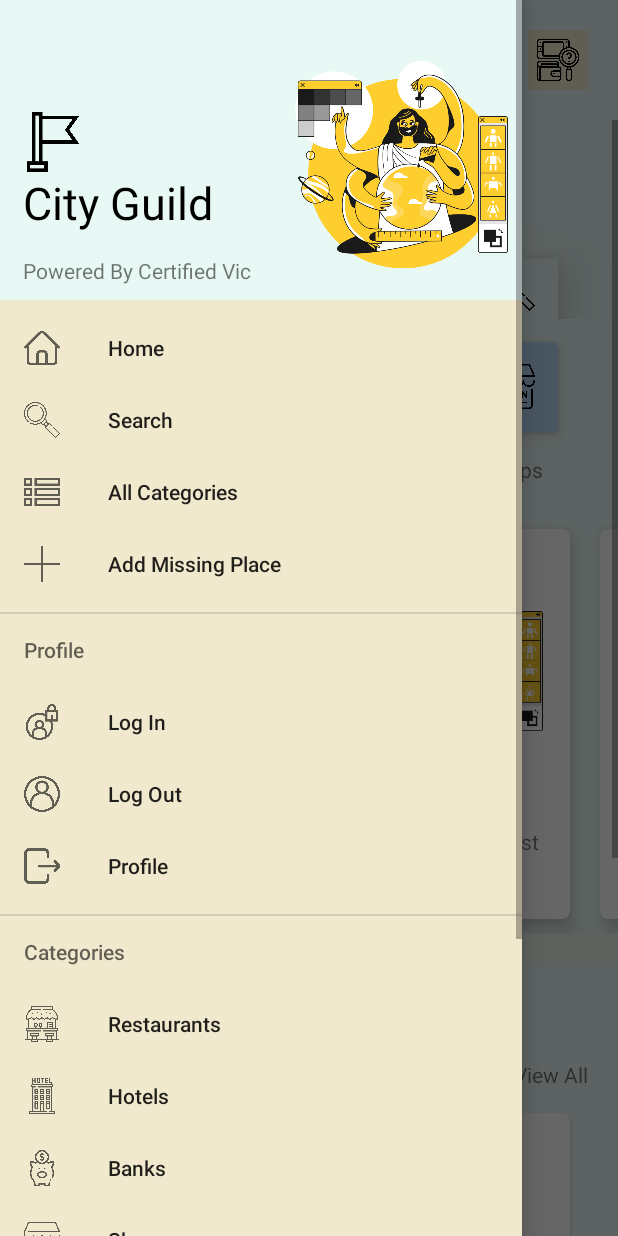
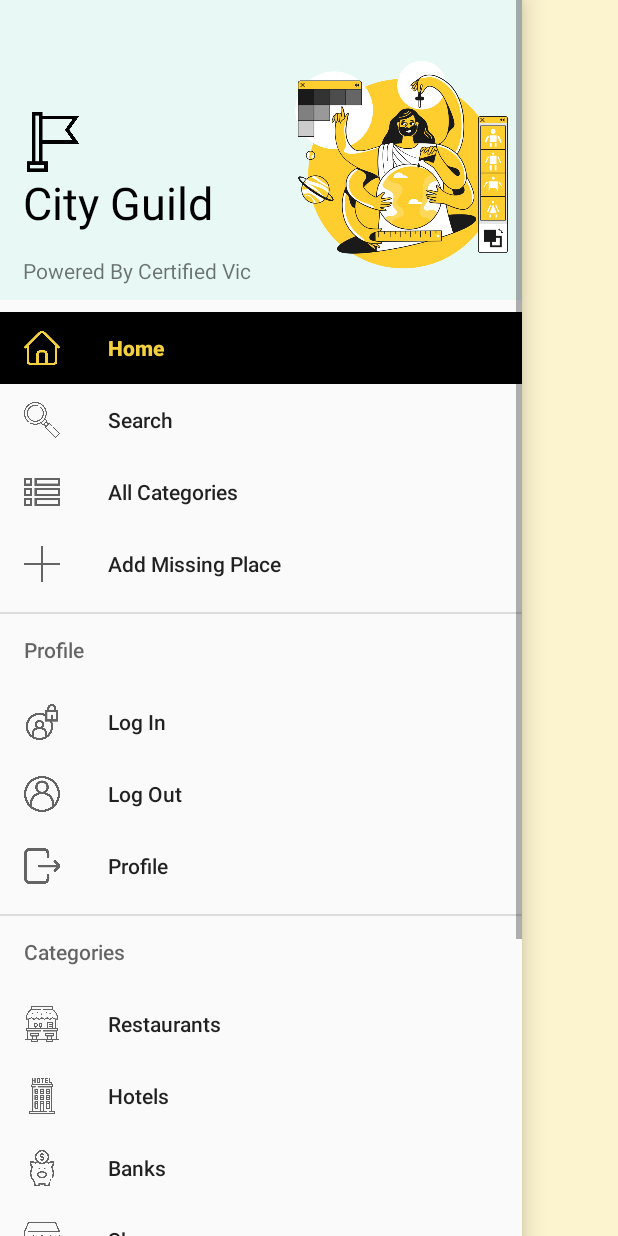
Before and after one commit to VictorOpere/City-Guild, an Android app: the UserDashboard screen opened directly, with no data from a screen before it, with the side drawer open, on a phone screen of 412 x 824 dp. Run offline under Robolectric (Android 15) with nearby library versions, the phone set to English and light mode, and no system bars; Roboto replaces fonts that are not available here.

Commit message:
just done creating the navigation drawer

```diff
--- a/app/src/main/java/com/example/cityguild/User/UserDashboard.java
+++ b/app/src/main/java/com/example/cityguild/User/UserDashboard.java
@@ -1,12 +1,18 @@
 package com.example.cityguild.User;
 
+import androidx.annotation.NonNull;
 import androidx.appcompat.app.AppCompatActivity;
+import androidx.core.view.GravityCompat;
 import androidx.drawerlayout.widget.DrawerLayout;
 import androidx.recyclerview.widget.LinearLayoutManager;
 import androidx.recyclerview.widget.RecyclerView;
 
+import android.graphics.Color;
 import android.os.Bundle;
+import android.view.MenuItem;
+import android.view.View;
 import android.view.WindowManager;
+import android.widget.ImageView;
 
 import com.example.cityguild.HelperClasses.HomeAdapter.CategoriesAdapter;
 import com.example.cityguild.HelperClasses.HomeAdapter.CategoriesHelperClass;
@@ -19,12 +25,13 @@ import com.google.android.material.navigation.NavigationView;
 
 import java.util.ArrayList;
 
-public class UserDashboard extends AppCompatActivity {
+public class UserDashboard extends AppCompatActivity implements NavigationView.OnNavigationItemSelectedListener {
 
 //    variables
 
     RecyclerView featuredRecycler, mostViewedRecycler, categoriesRecycler;
     RecyclerView.Adapter adapter;
+    ImageView menuIcon;
 
 //    drawer variables
 
@@ -52,6 +59,17 @@ public class UserDashboard extends AppCompatActivity {
         drawerLayout = (DrawerLayout)findViewById(R.id.drawer_layout);
         navigationView = (NavigationView) findViewById(R.id.navigation_layout);
 
+//        menu icon hook
+        menuIcon = (ImageView) findViewById(R.id.menu_icon);
+
+
+
+
+//        menu icon to open
+
+        navigationDrawer();
+
+
 
 
 
@@ -66,6 +84,68 @@ public class UserDashboard extends AppCompatActivity {
 
 
     }
+
+//    navigation drawer functions
+
+    private void navigationDrawer() {
+
+        //        navigation drawer
+
+        navigationView.bringToFront();
+        navigationView.setNavigationItemSelectedListener(this);
+        navigationView.setCheckedItem(R.id.nav_home);
+
+//        menu icon
+
+        menuIcon.setOnClickListener(new View.OnClickListener() {
+            @Override
+            public void onClick(View v) {
+
+                if(drawerLayout.isDrawerVisible(GravityCompat.START)){
+
+                    drawerLayout.closeDrawer(GravityCompat.START);
+
+
+                }else{
+
+                    drawerLayout.openDrawer(GravityCompat.START);
+
+                }
+
+            }
+        });
+
+
+        animateNavigationDrawer();
+
+    }
+
+    private void animateNavigationDrawer() {
+
+        drawerLayout.setScrimColor(Color.parseColor("#FCF3CF"));
+    };
+
+    @Override
+    public void onBackPressed() {
+
+        if (drawerLayout.isDrawerVisible(GravityCompat.START)){
+
+            drawerLayout.closeDrawer(GravityCompat.START);
+        }else{
+
+            super.onBackPressed();
+
+        }
+
+    }
+    @Override
+    public boolean onNavigationItemSelected(@NonNull MenuItem item) {
+        return true;
+    }
+
+
+//    recycler views functions
+
 
     private void categoriesRecycler() {
 
@@ -120,4 +200,6 @@ public class UserDashboard extends AppCompatActivity {
 
 
     }
+
+
 }
--- a/app/src/main/res/layout/activity_user_dashboard.xml
+++ b/app/src/main/res/layout/activity_user_dashboard.xml
@@ -13,11 +13,11 @@
     <com.google.android.material.navigation.NavigationView
         android:layout_width="match_parent"
         android:layout_height="match_parent"
-        android:background="@color/banner_background"
         android:layout_gravity="start"
         app:headerLayout="@layout/menu_header"
         app:menu="@menu/main_menu"
-        android:id="@+id/navigation_layout">
+        android:id="@+id/navigation_layout"
+        android:theme="@style/NavigationStyle">
 
     </com.google.android.material.navigation.NavigationView>
 
@@ -39,7 +39,8 @@
             android:layout_width="40dp"
             android:layout_height="40dp"
             android:src="@drawable/menu"
-            android:layout_centerVertical="true"/>
+            android:layout_centerVertical="true"
+            android:id="@+id/menu_icon"/>
 
         <ImageView
             android:layout_width="40dp"
--- a/app/src/main/res/values/styles.xml
+++ b/app/src/main/res/values/styles.xml
@@ -8,4 +8,16 @@
         <item name="android:statusBarColor">@color/colorPrimary</item>
     </style>
 
+<!--    menu navigation style -->
+    <style name="NavigationStyle">
+
+<!--        color of text and item when selected -->
+        <item name="colorPrimary">@color/colorPrimary</item>
+
+<!--        background color-->
+
+        <item name="colorControlHighlight">#000</item>
+
+    </style>
+
 </resources>
```
